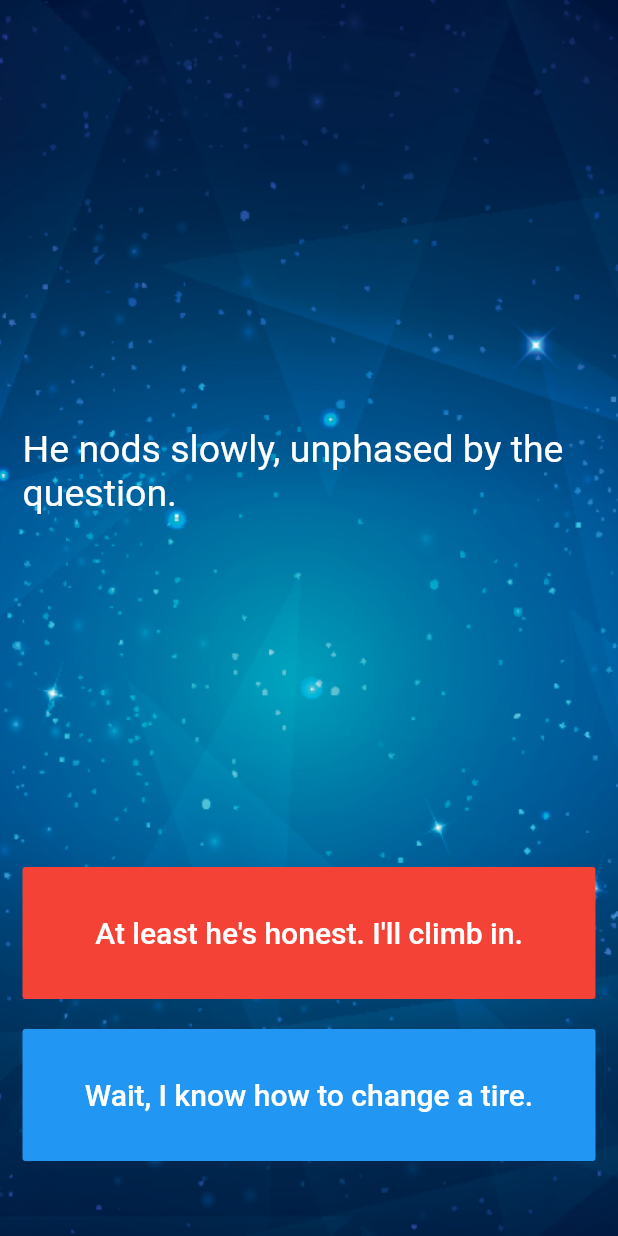
After one commit to vinodraghu/Fluttrer-Dicee-App, a Flutter app: the screen it shows after launch, after a tap on an icon or button, on a phone screen of 412 x 824 dp. The commit adds this screen. Run offline on Flutter 3.47's test engine with Material 2 defaults, Android fonts, the phone set to English and light mode, and no system bars; our stand-ins replace audioplayers, rflutter_alert.

Commit message:
vinod 07_11_2019 vvvv

```diff
--- /dev/null
+++ b/lib/destini.dart
@@ -0,0 +1,103 @@
+import 'package:flutter/material.dart';
+import 'story_brain.dart';
+
+class Destini extends StatelessWidget {
+  Widget build(BuildContext context) {
+    return MaterialApp(
+      theme: ThemeData.dark(),
+      home: StoryPage(),
+    );
+  }
+}
+
+StoryBrain storyBrain = StoryBrain();
+
+class StoryPage extends StatefulWidget {
+  _StoryPageState createState() => _StoryPageState();
+}
+
+class _StoryPageState extends State<StoryPage> {
+  @override
+  Widget build(BuildContext context) {
+    return Scaffold(
+      body: Container(
+        decoration: BoxDecoration(
+          image: DecorationImage(
+            image: AssetImage('images/background.png'),
+            fit: BoxFit.cover,
+          ),
+        ),
+        padding: EdgeInsets.symmetric(vertical: 50.0, horizontal: 15.0),
+        constraints: BoxConstraints.expand(),
+        child: SafeArea(
+          child: Column(
+            crossAxisAlignment: CrossAxisAlignment.stretch,
+            children: <Widget>[
+              Expanded(
+                flex: 12,
+                child: Center(
+                  child: Text(
+                    //TODO: Step 10 - use the storyBrain to get the first story title and display it in this Text Widget.
+                    storyBrain.getStory(),
+                    style: TextStyle(
+                      fontSize: 25.0,
+                    ),
+                  ),
+                ),
+              ),
+              Expanded(
+                flex: 2,
+                child: FlatButton(
+                  onPressed: () {
+                    //Choice 1 made by user.
+                    //TODO: Step 18 - Call the nextStory() method from storyBrain and pass the number 1 as the choice made by the user.
+                    //TODO: Step 24 - Run the app and try to figure out what code you need to add to this file to make the story change when you press on the choice buttons.
+                    setState(() {
+                      storyBrain.nextStory(1);
+                    });
+                  },
+                  color: Colors.red,
+                  child: Text(
+                    //TODO: Step 13 - Use the storyBrain to get the text for choice 1.
+                    storyBrain.getChoice1(),
+                    style: TextStyle(
+                      fontSize: 20.0,
+                    ),
+                  ),
+                ),
+              ),
+              SizedBox(
+                height: 20.0,
+              ),
+              Expanded(
+                flex: 2,
+                //TODO: Step 26 - Use a Flutter Visibility Widget to wrap this FlatButton.
+                //TODO: Step 28 - Set the "visible" property of the Visibility Widget to equal the output from the buttonShouldBeVisible() method in the storyBrain.
+                child: Visibility(
+                  visible: storyBrain.buttonShouldBeVisible(),
+                  child: FlatButton(
+                    onPressed: () {
+                      //Choice 2 made by user.
+                      //TODO: Step 19 - Call the nextStory() method from storyBrain and pass the number 2 as the choice made by the user.
+                      setState(() {
+                        storyBrain.nextStory(2);
+                      });
+                    },
+                    color: Colors.blue,
+                    child: Text(
+                      //TODO: Step 14 - Use the storyBrain to get the text for choice 1.
+                      storyBrain.getChoice2(),
+                      style: TextStyle(
+                        fontSize: 20.0,
+                      ),
+                    ),
+                  ),
+                ),
+              ),
+            ],
+          ),
+        ),
+      ),
+    );
+  }
+}
--- a/lib/main.dart
+++ b/lib/main.dart
@@ -3,6 +3,7 @@
 import 'magicball.dart';
 import 'package:dicee/audioplay.dart';
 import 'package:dicee/quizzler.dart';
+import 'destini.dart';
 
 //void main() {
 //  return runApp(
@@ -15,7 +16,7 @@
 //  );
 //}
 
-void main() => runApp(Quizzler());
+void main() => runApp(Destini());
 
 class DicePage extends StatefulWidget {
   @override
--- a/lib/quastion.dart
+++ b/lib/quastion.dart
@@ -3,10 +3,7 @@
   String questionText;
   bool questionName;
 
-  Question({String q,bool a})
-  {
-    questionText = q;
-    questionName = a;
-  }
+  Question(this.questionText,this.questionName);
+
 
 }
--- /dev/null
+++ b/lib/story_brain.dart
@@ -0,0 +1,83 @@
+import 'story.dart';
+
+class StoryBrain {
+  int storyNumber = 0;
+  List<Story> _storyData = [
+    Story(
+        storyTitle:
+            'Your car has blown a tire on a winding road in the middle of nowhere with no cell phone reception. You decide to hitchhike. A rusty pickup truck rumbles to a stop next to you. A man with a wide brimmed hat with soulless eyes opens the passenger door for you and asks: "Need a ride, boy?".',
+        choice1: 'I\'ll hop in. Thanks for the help!',
+        choice2: 'Better ask him if he\'s a murderer first.'),
+    Story(
+        storyTitle: 'He nods slowly, unphased by the question.',
+        choice1: 'At least he\'s honest. I\'ll climb in.',
+        choice2: 'Wait, I know how to change a tire.'),
+    Story(
+        storyTitle:
+            'As you begin to drive, the stranger starts talking about his relationship with his mother. He gets angrier and angrier by the minute. He asks you to open the glovebox. Inside you find a bloody knife, two severed fingers, and a cassette tape of Elton John. He reaches for the glove box.',
+        choice1: 'I love Elton John! Hand him the cassette tape.',
+        choice2: 'It\'s him or me! You take the knife and stab him.'),
+    Story(
+        storyTitle:
+            'What? Such a cop out! Did you know traffic accidents are the second leading cause of accidental death for most adult age groups?',
+        choice1: 'Restart',
+        choice2: ''),
+    Story(
+        storyTitle:
+            'As you smash through the guardrail and careen towards the jagged rocks below you reflect on the dubious wisdom of stabbing someone while they are driving a car you are in.',
+        choice1: 'Restart',
+        choice2: ''),
+    Story(
+        storyTitle:
+            'You bond with the murderer while crooning verses of "Can you feel the love tonight". He drops you off at the next town. Before you go he asks you if you know any good places to dump bodies. You reply: "Try the pier".',
+        choice1: 'Restart',
+        choice2: '')
+  ];
+
+  String getStory() {
+    return _storyData[storyNumber].storyTitle;
+  }
+
+  String getChoice1() {
+    return _storyData[storyNumber].choice1;
+  }
+
+  String getChoice2() {
+    return _storyData[storyNumber].choice2;
+  }
+
+  void nextStory(int choiceNumber) {
+
+    if (choiceNumber == 1 && storyNumber == 0) {
+      storyNumber = 2;
+    } else if (choiceNumber == 2 && storyNumber == 0) {
+      storyNumber = 1;
+    } else if (choiceNumber == 1 && storyNumber == 1) {
+      storyNumber = 2;
+    } else if (choiceNumber == 2 && storyNumber == 1) {
+      storyNumber = 3;
+    } else if (choiceNumber == 1 && storyNumber == 2) {
+      storyNumber = 5;
+    } else if (choiceNumber == 2 && storyNumber == 2) {
+      storyNumber = 4;
+    }
+
+    else if (storyNumber == 3 || storyNumber == 4 || storyNumber == 5) {
+      restart();
+    }
+
+  }
+
+  void restart() {
+    storyNumber = 0;
+  }
+
+  bool buttonShouldBeVisible() {
+    //You could also just check if (_storyNumber < 3)
+    if (storyNumber == 0 || storyNumber == 1 || storyNumber == 2) {
+      return true;
+    } else {
+      return false;
+    }
+  }
+}
```
Also changed, not shown: lib/question_brain.dart (+27 -11 lines), lib/story.dart (added, +7 -0 lines), images/background.png (added).
